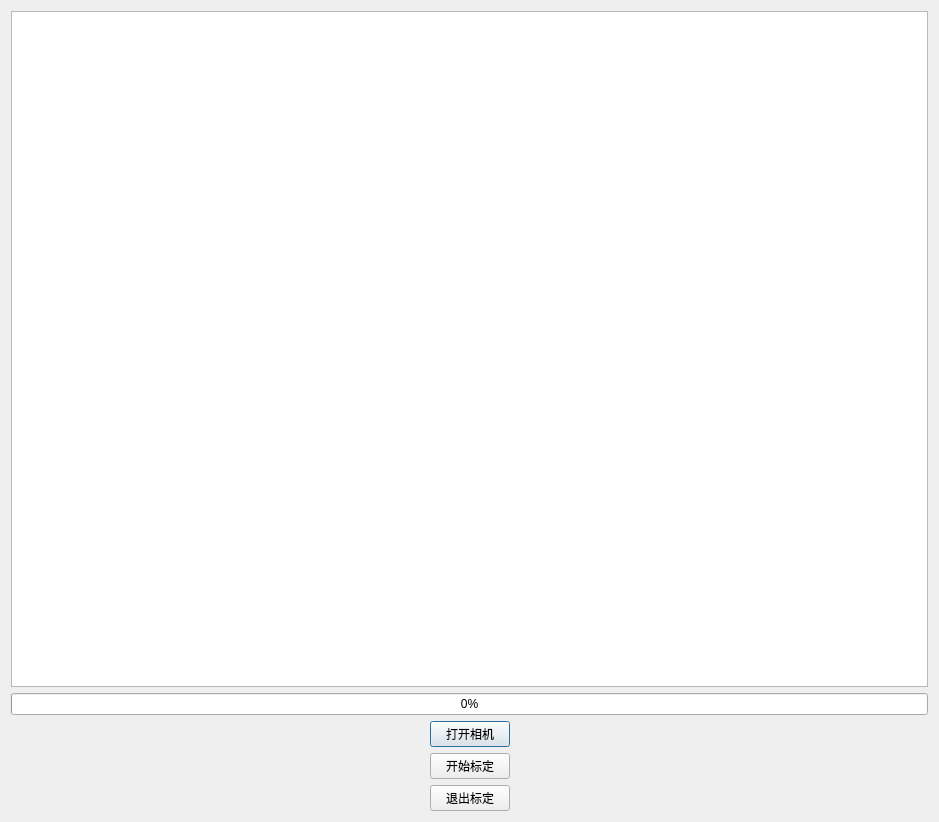
Above: src/calib.ui from wangrichaoren/ToolBox before the change. Below: the same form after it.
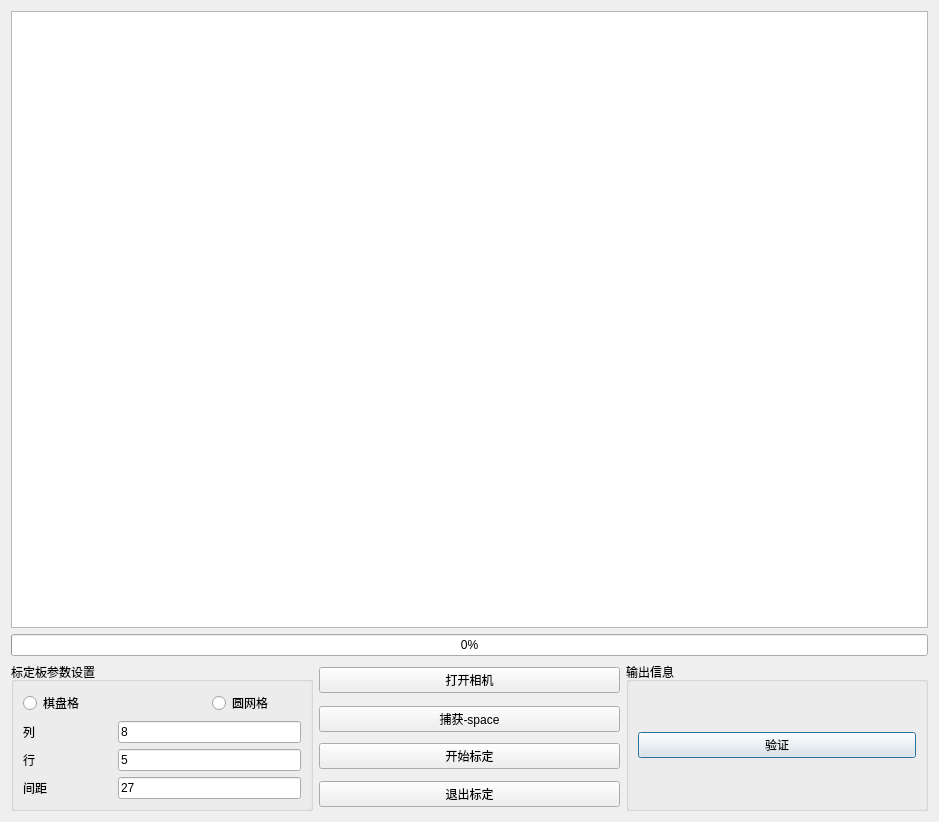
That is the form after the change.

Patch:
```diff
--- a/src/calib.ui
+++ b/src/calib.ui
@@ -13,10 +13,112 @@
   <property name="windowTitle">
    <string>calib</string>
   </property>
-  <layout class="QGridLayout" name="gridLayout">
+  <layout class="QGridLayout" name="gridLayout_2">
+   <item row="2" column="2" rowspan="4">
+    <widget class="QGroupBox" name="groupBox_2">
+     <property name="title">
+      <string>输出信息</string>
+     </property>
+     <layout class="QGridLayout" name="gridLayout_3">
+      <item row="0" column="0">
+       <widget class="QPushButton" name="pushButton">
+        <property name="text">
+         <string>验证</string>
+        </property>
+       </widget>
+      </item>
+     </layout>
+    </widget>
+   </item>
+   <item row="4" column="1">
+    <widget class="QPushButton" name="pushButton_2">
+     <property name="text">
+      <string>开始标定</string>
+     </property>
+    </widget>
+   </item>
+   <item row="5" column="1">
+    <widget class="QPushButton" name="pushButton_3">
+     <property name="text">
+      <string>退出标定</string>
+     </property>
+    </widget>
+   </item>
+   <item row="2" column="0" rowspan="4">
+    <widget class="QGroupBox" name="groupBox">
+     <property name="title">
+      <string>标定板参数设置</string>
+     </property>
+     <layout class="QGridLayout" name="gridLayout">
+      <item row="0" column="0" colspan="2">
+       <widget class="QRadioButton" name="radioButton">
+        <property name="text">
+         <string>棋盘格</string>
+        </property>
+       </widget>
+      </item>
+      <item row="0" column="2">
+       <widget class="QRadioButton" name="radioButton_2">
+        <property name="text">
+         <string>圆网格</string>
+        </property>
+       </widget>
+      </item>
+      <item row="1" column="0">
+       <widget class="QLabel" name="label">
+        <property name="text">
+         <string>列</string>
+        </property>
+       </widget>
+      </item>
+      <item row="1" column="1" colspan="2">
+       <widget class="QLineEdit" name="lineEdit">
+        <property name="text">
+         <string>8</string>
+        </property>
+       </widget>
+      </item>
+      <item row="2" column="0">
+       <widget class="QLabel" name="label_2">
+        <property name="text">
+         <string>行</string>
+        </property>
+       </widget>
+      </item>
+      <item row="2" column="1" colspan="2">
+       <widget class="QLineEdit" name="lineEdit_2">
+        <property name="text">
+         <string>5</string>
+        </property>
+       </widget>
+      </item>
+      <item row="3" column="0">
+       <widget class="QLabel" name="label_3">
+        <property name="text">
+         <string>间距</string>
+        </property>
+       </widget>
+      </item>
+      <item row="3" column="1" colspan="2">
+       <widget class="QLineEdit" name="lineEdit_3">
+        <property name="text">
+         <string>27</string>
+        </property>
+       </widget>
+      </item>
+     </layout>
+    </widget>
+   </item>
    <item row="0" column="0" colspan="3">
     <widget class="QGraphicsView" name="graphicsView"/>
    </item>
+   <item row="3" column="1">
+    <widget class="QPushButton" name="pushButton_4">
+     <property name="text">
+      <string>捕获-space</string>
+     </property>
+    </widget>
+   </item>
    <item row="1" column="0" colspan="3">
     <widget class="QProgressBar" name="progressBar">
      <property name="value">
@@ -24,19 +126,6 @@
      </property>
     </widget>
    </item>
-   <item row="2" column="0">
-    <spacer name="horizontalSpacer">
-     <property name="orientation">
-      <enum>Qt::Horizontal</enum>
-     </property>
-     <property name="sizeHint" stdset="0">
-      <size>
-       <width>412</width>
-       <height>20</height>
-      </size>
-     </property>
-    </spacer>
-   </item>
    <item row="2" column="1">
     <widget class="QPushButton" name="pushButton_1">
      <property name="text">
@@ -44,33 +133,6 @@
      </property>
     </widget>
    </item>
-   <item row="2" column="2">
-    <spacer name="horizontalSpacer_2">
-     <property name="orientation">
-      <enum>Qt::Horizontal</enum>
-     </property>
-     <property name="sizeHint" stdset="0">
-      <size>
-       <width>411</width>
-       <height>20</height>
-      </size>
-     </property>
-    </spacer>
-   </item>
-   <item row="3" column="1">
-    <widget class="QPushButton" name="pushButton_2">
-     <property name="text">
-      <string>开始标定</string>
-     </property>
-    </widget>
-   </item>
-   <item row="4" column="1">
-    <widget class="QPushButton" name="pushButton_3">
-     <property name="text">
-      <string>退出标定</string>
-     </property>
-    </widget>
-   </item>
   </layout>
  </widget>
  <resources/>
```
Left out of the diff: 2 changed lines with no effect on the pictures.
